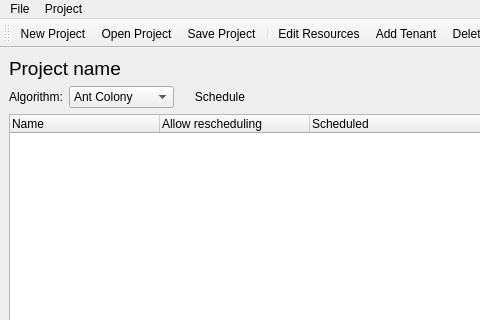
This is DCGUI/Windows/MainWindow.ui in DanielZorin/DataCenters as Qt 5 draws it before an edit; both pictures show x 0 to 480 and y 0 to 320 of the 749 by 467 pixel window. The edited form follows.
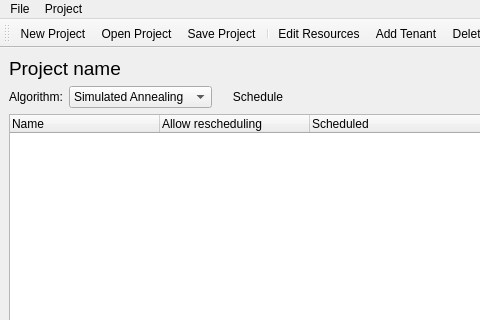
This is the edited form. Icons and pictures are not drawn.

```diff
--- a/DCGUI/Windows/MainWindow.ui
+++ b/DCGUI/Windows/MainWindow.ui
@@ -112,6 +112,11 @@
             <height>0</height>
            </size>
           </property>
+          <item>
+           <property name="text">
+            <string>Simulated Annealing</string>
+           </property>
+          </item>
           <item>
            <property name="text">
             <string>Ant Colony</string>
```
